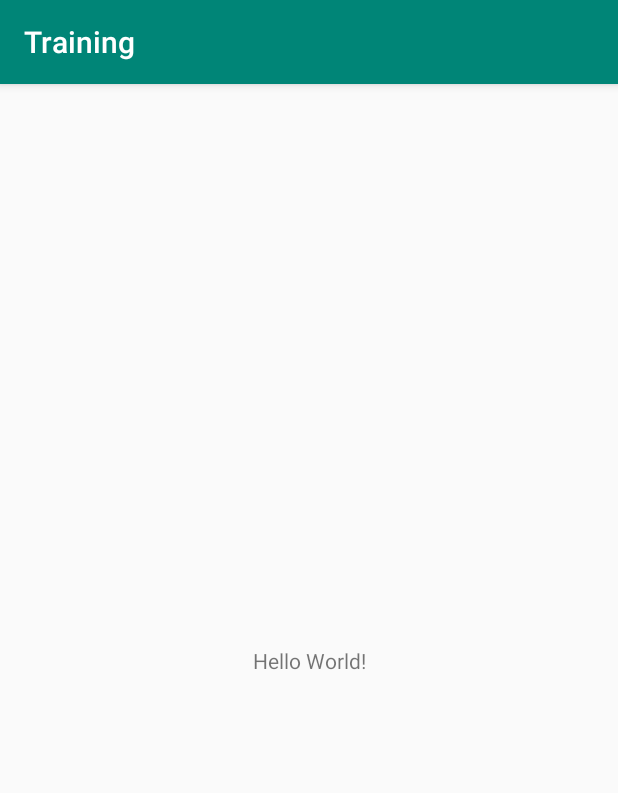
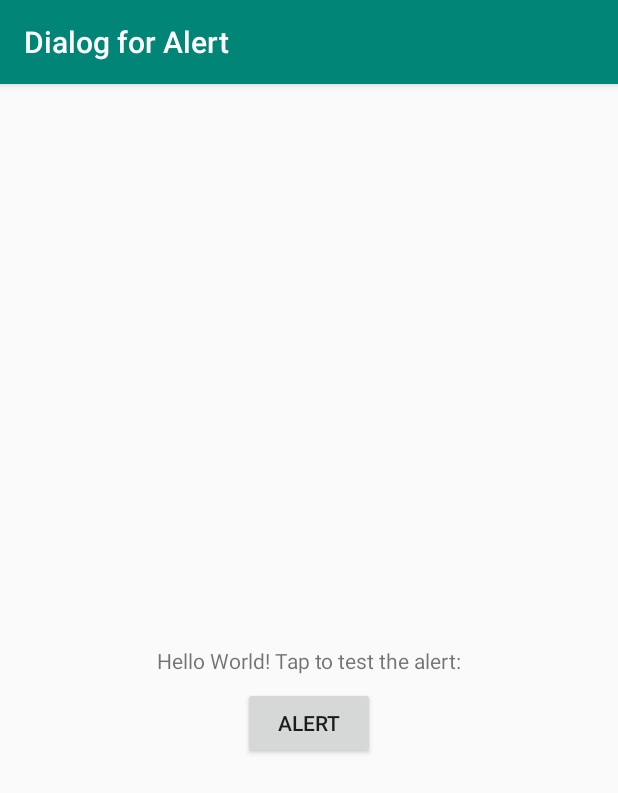
Before and after one commit to simasdanilo/android-training, an Android app: the screen it shows after launch (MainActivity), on a phone screen of 412 x 824 dp. Shown: the top 793 px of the screen. Run offline under Robolectric (Android 15) with nearby library versions, the phone set to English and light mode, and no system bars.

```diff
--- a/app/src/main/res/layout/activity_main.xml
+++ b/app/src/main/res/layout/activity_main.xml
@@ -7,12 +7,26 @@
     tools:context=".MainActivity">
 
     <TextView
+        android:id="@+id/textView"
         android:layout_width="wrap_content"
         android:layout_height="wrap_content"
-        android:text="Hello World!"
+        android:text="@string/hello_world"
         app:layout_constraintBottom_toBottomOf="parent"
         app:layout_constraintLeft_toLeftOf="parent"
         app:layout_constraintRight_toRightOf="parent"
         app:layout_constraintTop_toTopOf="parent" />
 
+    <Button
+        android:id="@+id/button"
+        android:layout_width="wrap_content"
+        android:layout_height="wrap_content"
+        android:layout_marginEnd="8dp"
+        android:layout_marginStart="8dp"
+        android:layout_marginTop="8dp"
+        android:onClick="onClickShowAlert"
+        android:text="@string/alert_button"
+        app:layout_constraintEnd_toEndOf="parent"
+        app:layout_constraintStart_toStartOf="parent"
+        app:layout_constraintTop_toBottomOf="@+id/textView" />
+
 </android.support.constraint.ConstraintLayout>
--- a/app/src/main/res/values/strings.xml
+++ b/app/src/main/res/values/strings.xml
@@ -1,3 +1,11 @@
 <resources>
-    <string name="app_name">Training</string>
+    <string name="app_name">Dialog for Alert</string>
+    <string name="hello_world">Hello World! Tap to test the alert:</string>
+    <string name="alert_button">Alert</string>
+    <string name="alert_title">Alert</string>
+    <string name="alert_message">Click OK to continue, or Cancel to stop:</string>
+    <string name="ok_button">OK</string>
+    <string name="cancel_button">Cancel</string>
+    <string name="pressed_ok">Pressed OK</string>
+    <string name="pressed_cancel">Pressed Cancel</string>
 </resources>
```
Also changed, not shown: app/src/main/java/com/simasdanilo/training/MainActivity.java (+42 -0 lines).
